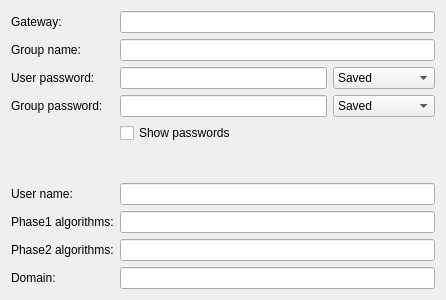
Old version of the form vpn/openswan/openswan.ui in the repository KDE/plasma-nm.
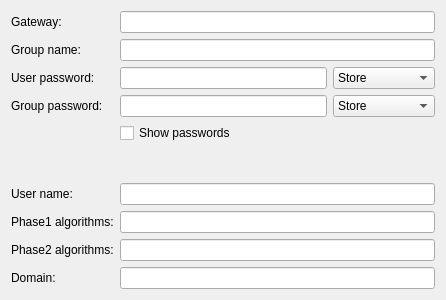
New version of the form. Custom widgets are drawn as their Qt base class.

Commit message: Be consistent when using a combobox to select between Store, AlwaysAsk and NotRequired store modes for secrets.

```diff
--- a/vpn/openswan/openswan.ui
+++ b/vpn/openswan/openswan.ui
@@ -51,7 +51,7 @@
       <widget class="QComboBox" name="cbUsernamePasswordMode">
        <item>
         <property name="text">
-         <string>Saved</string>
+         <string>Store</string>
         </property>
        </item>
        <item>
@@ -88,7 +88,7 @@
       <widget class="QComboBox" name="cbGroupPasswordMode">
        <item>
         <property name="text">
-         <string>Saved</string>
+         <string>Store</string>
         </property>
        </item>
        <item>
```
The commit also changes 12 other files.
